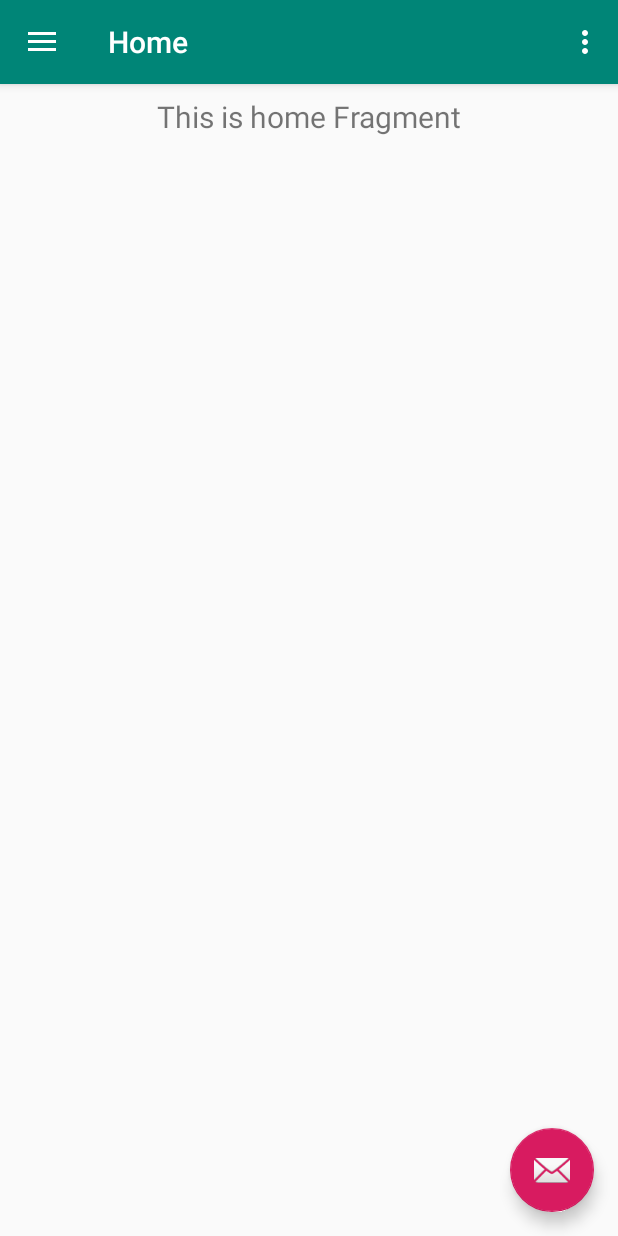
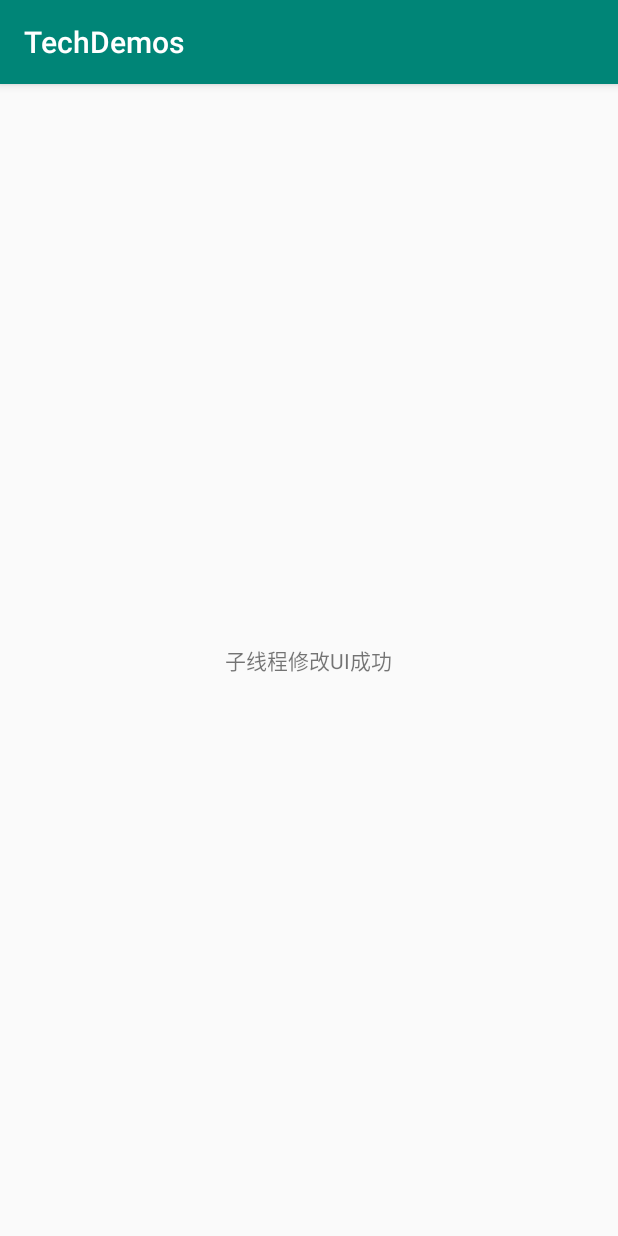
Before and after one commit to hdszylcd19/TechDemos, an Android app: the screen it shows after launch (MainActivity before the commit, TestOtherThreadUpdateUIActivity after it), on a phone screen of 412 x 824 dp. Run offline under Robolectric (Android 15) with nearby library versions, the phone set to English and light mode, and no system bars.

Commit message:
重命名MainActivity为TestUnsafeActivity； 新增“TestOtherThreadUpdateUIActivity”，用以测试子线程更新UI相关操作；

```diff
--- /dev/null
+++ b/app/src/main/java/com/oneday/demo/TestOtherThreadUpdateUIActivity.kt
@@ -0,0 +1,42 @@
+package com.oneday.demo
+
+import android.os.Bundle
+import android.os.SystemClock
+import androidx.appcompat.app.AppCompatActivity
+import kotlinx.android.synthetic.main.activity_test_other_thread_update_u_i.*
+import kotlin.concurrent.thread
+
+/**
+ * 测试子线程更新UI相关操作
+ * 参考链接：
+ * https://www.jianshu.com/p/1b2ccd3e1f1f
+ * https://mp.weixin.qq.com/s/B5zIMIR1rPT8euTK-spnbg
+ */
+class TestOtherThreadUpdateUIActivity : AppCompatActivity() {
+    override fun onCreate(savedInstanceState: Bundle?) {
+        super.onCreate(savedInstanceState)
+        setContentView(R.layout.activity_test_other_thread_update_u_i)
+
+        /*示例1：下面这段代码在子线程中直接更新UI，并不会报错*/
+        thread {
+            tv?.text = "子线程修改UI成功"
+        }
+
+        /*示例2：下面这段代码在子线程中先睡眠一会儿，再更新UI，就会报错*/
+//        thread {
+//            SystemClock.sleep(3000)
+//            tv?.text = "子线程修改UI成功"
+//        }
+
+        /* 总结：通过查看源码发现，子线程不能更新UI的报错信息是在ViewRootImpl中的checkThread()方法中抛出的。
+         * 当调用TextView的setText()方法时，触发了requestLayout()方法，请求重新测量布局；但是此时mParent还没有初始化，
+         * 所以并没有触发ViewRootImpl中requestLayout()方法内部的checkThread()逻辑，因此示例1并不会报错。
+         * 为什么示例2就报错了呢？因为，在子线程休眠了一段时间之后，mParent已经初始化完毕了，从这个时候开始就不能再在
+         * 子线程更新UI了。
+         *
+         * 那么，mParent是在什么时候初始化的呢？
+         * 简单来说，初始化流程如下：ActivityThread中handleResumeActivity() -> (WindowManagerImpl)wm.addView() ->
+         * (WindowManagerGlobal)mGlobal.addView() -> (ViewRootImpl)root.setView() -> (DecorView)view.assignParent()
+         * */
+    }
+}
--- a/app/src/main/java/com/oneday/demo/MainActivity.kt
+++ b/app/src/main/java/com/oneday/demo/TestUnsafeActivity.kt
@@ -9,9 +9,6 @@ import androidx.appcompat.app.AppCompatActivity
 import androidx.appcompat.widget.Toolbar
 import androidx.core.view.GravityCompat
 import androidx.drawerlayout.widget.DrawerLayout
-import androidx.lifecycle.MutableLiveData
-import androidx.lifecycle.Observer
-import androidx.lifecycle.ViewModelProviders
 import androidx.navigation.findNavController
 import androidx.navigation.ui.AppBarConfiguration
 import androidx.navigation.ui.navigateUp
@@ -22,11 +19,13 @@ import com.google.android.material.navigation.NavigationView
 import com.google.android.material.snackbar.Snackbar
 import com.oneday.demo.bean.User
 import com.oneday.demo.unsafe.UnsafeProxy
-import com.oneday.demo.viewmodel.MyViewModel
 
-class MainActivity : AppCompatActivity() {
+/**
+ * 测试Unsafe
+ */
+class TestUnsafeActivity : AppCompatActivity() {
     companion object {
-        private val TAG = MainActivity::class.simpleName
+        private val TAG = TestUnsafeActivity::class.simpleName
     }
 
     private lateinit var appBarConfiguration: AppBarConfiguration
@@ -67,52 +66,41 @@ class MainActivity : AppCompatActivity() {
         val ageSuccess = UnsafeProxy.compareAndSwapInt(obj, ageOffset, 0, 32)
         println("nameSuccess = [$nameSuccess]; ageSuccess = [$ageSuccess]; obj = [${obj}]")
 
-        val model = ViewModelProviders.of(this)[MyViewModel::class.java]
-        model.getStrs().observe(this, Observer<List<String>> { strs ->
-            for (str in strs) {
-                Log.i(TAG, str)
-            }
-        })
-
-        testLiveData("onCreate()")
+        log("onCreate()")
     }
 
     override fun onStart() {
         super.onStart()
-        testLiveData("onStart()")
+        log("onStart()")
     }
 
     override fun onRestart() {
         super.onRestart()
-        testLiveData("onRestart()")
+        log("onRestart()")
     }
 
     override fun onResume() {
         super.onResume()
-        testLiveData("onResume()")
+        log("onResume()")
     }
 
     override fun onPause() {
         super.onPause()
-        testLiveData("onPause()")
+        log("onPause()")
     }
 
     override fun onStop() {
         super.onStop()
-        testLiveData("onStop()")
+        log("onStop()")
     }
 
     override fun onDestroy() {
         super.onDestroy()
-        testLiveData("onDestroy()")
+        log("onDestroy()")
     }
 
-    private fun testLiveData(str: String) {
+    private fun log(str: String) {
         Log.i(TAG, str)
-        val model = ViewModelProviders.of(this)[MyViewModel::class.java]
-        val arrayList = ArrayList<String>()
-        arrayList.add("LiveData : $str")
-        (model.getStrs() as MutableLiveData).value = arrayList
     }
 
     override fun onCreateOptionsMenu(menu: Menu): Boolean {
--- a/app/src/main/java/com/oneday/demo/viewmodel/MyViewModel.kt
+++ /dev/null
@@ -1,43 +0,0 @@
-package com.oneday.demo.viewmodel
-
-import androidx.lifecycle.LiveData
-import androidx.lifecycle.MutableLiveData
-import androidx.lifecycle.ViewModel
-
-/**
- * Desc:
- * Company: XueHai
- * Copyright: Copyright (c) 2016
- *
- * @author JiLin
- * @version 1.0
- * @since 2020/1/13 0013 9:48
- */
-class MyViewModel : ViewModel() {
-    private val strs: MutableLiveData<List<String>> by lazy {
-        MutableLiveData<List<String>>().also {
-            loadStrs()
-        }
-    }
-
-    fun getStrs(): LiveData<List<String>> {
-        return strs
-    }
-
-    private fun loadStrs() {
-        // Do an asynchronous operation to fetch strs.
-        println("loadStrs")
-
-        object : Thread() {
-            override fun run() {
-                val arrayList = ArrayList<String>()
-                var index = 0
-                while (index < 10) {
-                    arrayList.add("MyViewModel LivaData : " + ('A' + index).toString())
-                    strs.postValue(arrayList)
-                    index++
-                }
-            }
-        }.start()
-    }
-}
--- /dev/null
+++ b/app/src/main/res/layout/activity_test_other_thread_update_u_i.xml
@@ -0,0 +1,15 @@
+<?xml version="1.0" encoding="utf-8"?>
+<FrameLayout xmlns:android="http://schemas.android.com/apk/res/android"
+    xmlns:tools="http://schemas.android.com/tools"
+    android:layout_width="match_parent"
+    android:layout_height="match_parent"
+    tools:context=".TestOtherThreadUpdateUIActivity">
+
+    <TextView
+        android:id="@+id/tv"
+        android:layout_width="wrap_content"
+        android:layout_height="wrap_content"
+        android:layout_gravity="center"
+        android:text="Hello World" />
+
+</FrameLayout>
--- a/app/src/main/res/layout/app_bar_main.xml
+++ b/app/src/main/res/layout/app_bar_main.xml
@@ -4,7 +4,7 @@
     xmlns:tools="http://schemas.android.com/tools"
     android:layout_width="match_parent"
     android:layout_height="match_parent"
-    tools:context=".MainActivity">
+    tools:context=".TestUnsafeActivity">
 
     <com.google.android.material.appbar.AppBarLayout
         android:layout_width="match_parent"
```
Also changed, not shown: app/src/main/AndroidManifest.xml (+6 -7 lines).
